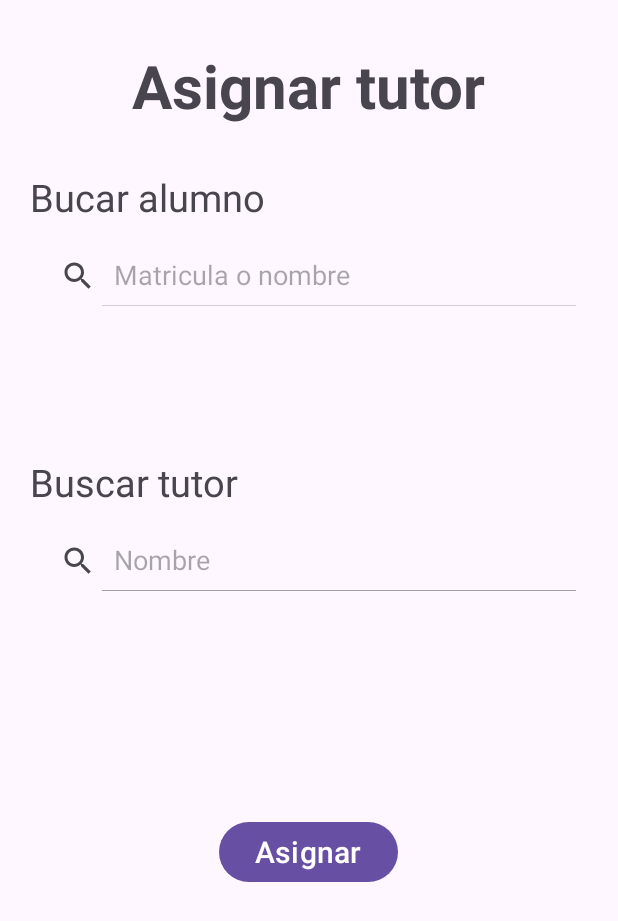
After one commit to DiegoWitron234/KindersControl, an Android app: the layout activity_tutorizacion.xml on its own in the app's theme, with its tools: preview values and no code run, on a phone screen of 412 x 824 dp. The commit adds this screen. Shown: the top 921 px of the screen. Run offline under Robolectric (Android 15) with nearby library versions, the light colour scheme and no system bars.

Commit message:
Version Beta 0.0.4: Clase Tutorizacion en funcionamiento parcial

```diff
--- a/app/src/main/AndroidManifest.xml
+++ b/app/src/main/AndroidManifest.xml
@@ -15,6 +15,9 @@
         android:supportsRtl="true"
         android:theme="@style/Theme.KindersControl"
         tools:targetApi="31">
+        <activity
+            android:name=".Tutorizacion"
+            android:exported="false" />
         <activity
             android:name=".QR"
             android:exported="false" />
--- a/app/src/main/java/com/miraimx/kinderscontrol/PanelUsuario.kt
+++ b/app/src/main/java/com/miraimx/kinderscontrol/PanelUsuario.kt
@@ -44,6 +44,7 @@ class PanelUsuario : AppCompatActivity() {
             .setNegativeButton("Cancelar", null)
             .show()
     }
+
     private fun verificarUsuario() {
         val database = FirebaseDatabase.getInstance()
         val currentUser = FirebaseAuth.getInstance().currentUser
@@ -70,7 +71,6 @@ class PanelUsuario : AppCompatActivity() {
         }
     }
 
-
     override fun onStart() {
         super.onStart()
         verificarUsuario()
--- a/app/src/main/java/com/miraimx/kinderscontrol/SingUpAlumno.kt
+++ b/app/src/main/java/com/miraimx/kinderscontrol/SingUpAlumno.kt
@@ -59,7 +59,6 @@ class SingUpAlumno : AppCompatActivity() {
 
     private fun alerta(){
         val mensaje = "¿Desea salir del registro?"
-
         AlertDialog.Builder(this@SingUpAlumno)
             .setMessage(mensaje)
             .setPositiveButton("Salir") { _, _ -> // Acción de confirmación
@@ -81,7 +80,6 @@ class SingUpAlumno : AppCompatActivity() {
             Toast.makeText(this, "Verifique que los campos no esten vacios", Toast.LENGTH_SHORT).show()
             return false
         }
-
         return true
     }
 }
--- a/app/src/main/java/com/miraimx/kinderscontrol/SingUpEmpleado.kt
+++ b/app/src/main/java/com/miraimx/kinderscontrol/SingUpEmpleado.kt
@@ -117,7 +117,6 @@ class SingUpEmpleado : AppCompatActivity() {
             Toast.makeText(this, "Dirección de correo no valido", Toast.LENGTH_SHORT).show()
             return false
         }
-
         return true
     }
 }
--- a/app/src/main/java/com/miraimx/kinderscontrol/SingUpTutor.kt
+++ b/app/src/main/java/com/miraimx/kinderscontrol/SingUpTutor.kt
@@ -99,7 +99,7 @@ class SingUpTutor : AppCompatActivity() {
         direccion: String,
         correo: String?
     ): Boolean {
-        val regex = Regex("^[0-9]{8}$")
+        val regex = Regex("^[0-9]{10}$")
 
         if (nombre.isEmpty() || edad.isEmpty() || telefono.isEmpty() || direccion.isEmpty() ||
             correo!!.isEmpty()) {
--- /dev/null
+++ b/app/src/main/res/layout/activity_tutorizacion.xml
@@ -0,0 +1,60 @@
+<?xml version="1.0" encoding="utf-8"?>
+<ScrollView xmlns:android="http://schemas.android.com/apk/res/android"
+    xmlns:tools="http://schemas.android.com/tools"
+    android:layout_width="match_parent"
+    android:layout_height="match_parent"
+    tools:context=".Tutorizacion">
+
+    <LinearLayout
+        android:layout_width="match_parent"
+        android:layout_height="wrap_content"
+        android:layout_margin="20dp"
+        android:orientation="vertical">
+
+        <TextView
+            style="@style/tvTitulos1"
+            android:text="Asignar tutor" />
+
+        <TextView
+            style="@style/tvTitulos2"
+            android:text="Bucar alumno" />
+
+        <SearchView
+            android:id="@+id/buscarAlumno"
+            android:layout_width="match_parent"
+            android:layout_height="40dp"
+            android:iconifiedByDefault="false"
+            android:queryHint="Matricula o nombre"/>
+
+        <androidx.recyclerview.widget.RecyclerView
+            android:id="@+id/rvAlumnos"
+            android:layout_width="match_parent"
+            android:layout_height="100dp"
+            />
+
+        <TextView
+            style="@style/tvTitulos2"
+            android:text="Buscar tutor" />
+
+        <SearchView
+            android:id="@+id/buscarTutor"
+            android:layout_width="match_parent"
+            android:layout_height="40dp"
+            android:iconifiedByDefault="false"
+            android:queryHint="Nombre"/>
+
+        <androidx.recyclerview.widget.RecyclerView
+            android:id="@+id/rvTutores"
+            android:layout_width="match_parent"
+            android:layout_height="100dp"
+            />
+
+        <Button
+            android:id="@+id/btnAsignar"
+            android:layout_gravity="center"
+            android:text="Asignar"
+            android:layout_margin="50dp"
+            style="@style/boton"/>
+
+    </LinearLayout>
+</ScrollView>
```
Also changed, not shown: app/src/main/java/com/miraimx/kinderscontrol/MainActivity.kt (+1 -8 lines), app/src/main/java/com/miraimx/kinderscontrol/PanelAdmin.kt (+32 -83 lines), app/src/main/java/com/miraimx/kinderscontrol/RecyclerViewAdapter.kt (added, +23 -0 lines), app/src/main/java/com/miraimx/kinderscontrol/RecyclerViewHolder.kt (added, +30 -0 lines), app/src/main/java/com/miraimx/kinderscontrol/RegistrarUsuario.kt (+17 -52 lines), app/src/main/java/com/miraimx/kinderscontrol/Tutorizacion.kt (added, +212 -0 lines), app/src/main/res/layout/activity_panel_admin.xml (+8 -1 lines), app/src/main/res/layout/list_item_alumnos.xml (added, +12 -0 lines), app/src/main/res/menu/main_menu.xml (added, +13 -0 lines).
